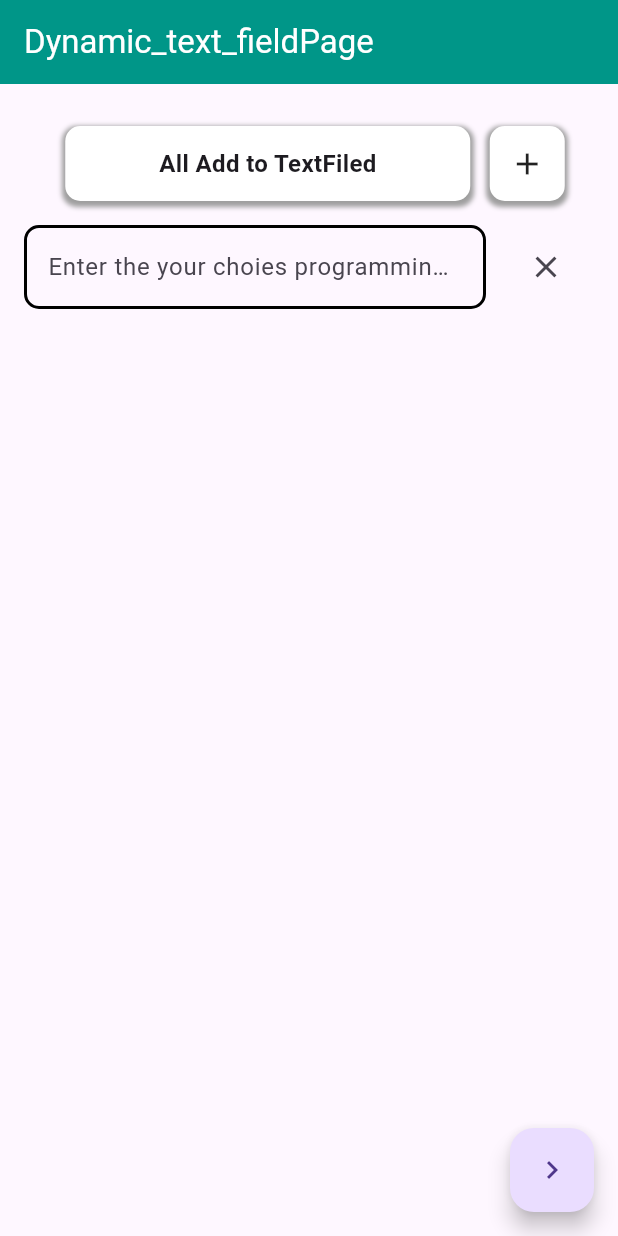
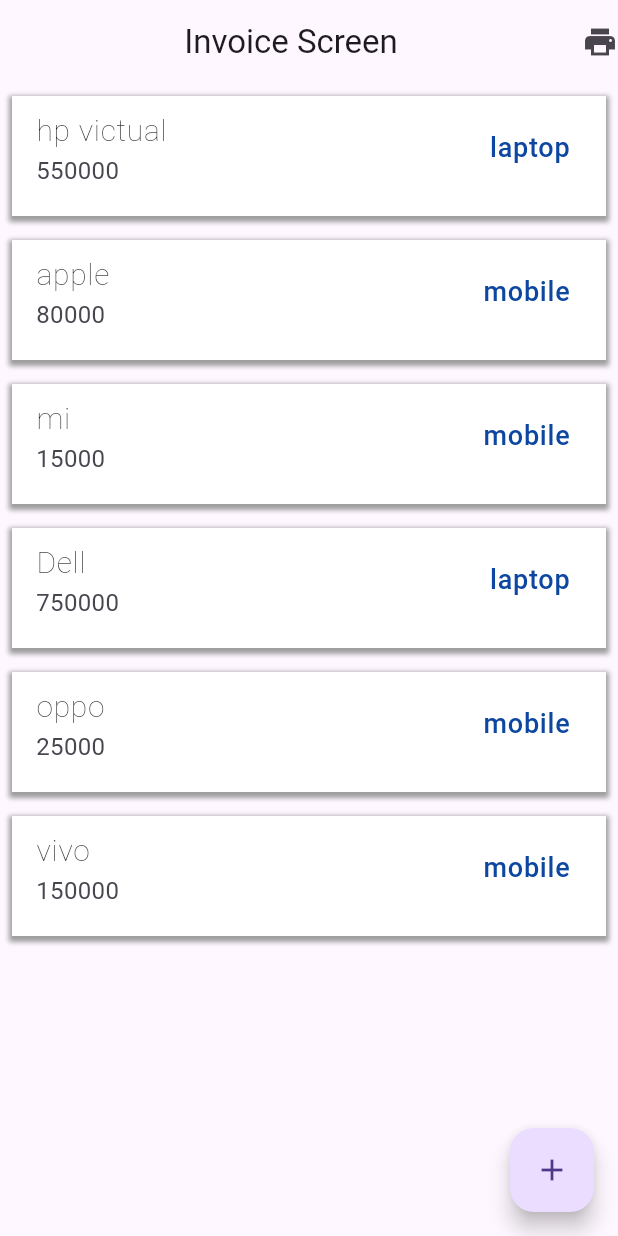
Before and after one commit to Krupaparmar30/resume_app_daily_task, a Flutter app: the screen it shows after launch, on a phone screen of 412 x 824 dp. Run offline on Flutter 3.47's test engine with Material 3 defaults, Android fonts, the phone set to English and light mode, and no system bars; our stand-ins replace image_picker, pdf, printing.

Commit message:
9/5/24 krupa 10/5/24 11/5/24 11-5-24 15/5/24 15-5-24 15--5--24 16/5/24 16-5-24 17/5/2024 18/5/2024 18-5-2024 21/5/24

```diff
--- /dev/null
+++ b/lib/screens/invoice_screen/invoice_screen.dart
@@ -0,0 +1,160 @@
+import 'dart:typed_data';
+
+import 'package:flutter/cupertino.dart';
+import 'package:flutter/material.dart';
+import 'package:pdf/pdf.dart';
+import 'package:pdf/widgets.dart' as pw;
+import 'package:printing/printing.dart';
+
+class invoicePage extends StatefulWidget {
+  const invoicePage({super.key});
+
+  @override
+  State<invoicePage> createState() => _invoicePageState();
+}
+
+class _invoicePageState extends State<invoicePage> {
+  @override
+  Widget build(BuildContext context) {
+    return Scaffold(
+      appBar: AppBar(
+        title: Center(child: Text('Invoice Screen')),
+        actions: [
+          GestureDetector(
+              onTap: () {
+                Navigator.of(context).pushNamed('/print');
+              },
+              child: Icon(Icons.print))
+        ],
+      ),
+      body: SingleChildScrollView(
+        scrollDirection: Axis.vertical,
+        child: Column(
+          children: [
+            ...List.generate(
+                invoiceList.length,
+                (index) => Column(
+                      children: [
+                        Padding(
+                          padding: const EdgeInsets.all(8.0),
+                          child: Container(
+                            height: 80,
+                            width: 500,
+                            decoration:
+                                BoxDecoration(color: Colors.white, boxShadow: [
+                              BoxShadow(
+                                color: Colors.grey,
+                                offset: Offset(0, 2),
+                                blurRadius: 2,
+                                spreadRadius: 2,
+                              )
+                            ]),
+                            child: ListTile(
+                              title: Text(
+                                invoiceList[index].name!,
+                                style: TextStyle(
+                                    fontSize: 20, fontWeight: FontWeight.w100),
+                              ),
+                              subtitle: Text(
+                                invoiceList[index].price!,
+                                style: TextStyle(fontSize: 16),
+                              ),
+                              trailing: Text(
+                                invoiceList[index].catagory!,
+                                style: TextStyle(
+                                    fontSize: 18, color: Colors.blue.shade900),
+                              ),
+                            ),
+                          ),
+                        )
+                      ],
+                    )),
+          ],
+        ),
+      ),
+      floatingActionButton: FloatingActionButton(
+        onPressed: () {
+          setState(() {
+            invoiceList.add(InvoiceModel(
+                name: 'onePlus', price: '250000', catagory: 'mobile'));
+          });
+        },
+        child: Icon(Icons.add),
+      ),
+    );
+  }
+}
+
+List<InvoiceModel> invoiceList = [
+  InvoiceModel(
+    name: 'hp victual',
+    price: '550000',
+    catagory: 'laptop',
+  ),
+  InvoiceModel(
+    name: 'apple',
+    price: '80000',
+    catagory: 'mobile',
+  ),
+  InvoiceModel(
+    name: 'mi',
+    price: '15000',
+    catagory: 'mobile',
+  ),
+  InvoiceModel(
+    name: 'Dell',
+    price: '750000',
+    catagory: 'laptop',
+  ),
+  InvoiceModel(
+    name: 'oppo',
+    price: '25000',
+    catagory: 'mobile',
+  ),
+  InvoiceModel(
+    name: 'vivo',
+    price: '150000',
+    catagory: 'mobile',
+  ),
+];
+
+class InvoiceModel {
+  String? name;
+  String? price;
+  String? catagory;
+
+  InvoiceModel({this.name, this.price, this.catagory});
+}
+
+Future<Uint8List> generatePdf() {
+  final pdf = pw.Document();
+  pdf.addPage(
+    pw.Page(
+        build: (context) => pw.Row(children: [
+              pw.Column(
+                  children: List.generate(
+                invoiceList.length,
+                (index) => pw.Text(
+                    '${invoiceList[index].name},\t\t\t\t\t\t\t\t \n\n\n',
+                    style: pw.TextStyle(
+                      fontSize: 30,
+                    )),
+              )),
+              pw.Column(
+                  children: List.generate(
+                invoiceList.length,
+                (index) => pw.Text(
+                    '${invoiceList[index].price},\t\t\t\t\t\t\t\t \n\n\n',
+                    style: pw.TextStyle(fontSize: 30)),
+              )),
+              pw.Column(
+                  children: List.generate(
+                invoiceList.length,
+                (index) => pw.Text(
+                    '${invoiceList[index].catagory},\t\t\t\t\t\t\t\t \n\n\n',
+                    style: pw.TextStyle(fontSize: 30)),
+              )),
+            ])),
+  );
+  return pdf.save();
+}
--- a/lib/utils/routes.dart
+++ b/lib/utils/routes.dart
@@ -1,3 +1,5 @@
+
+
 
 
 
@@ -11,6 +13,7 @@
 
 
 import 'package:flutter/material.dart';
+import 'package:resume_app_daily_task/pdf/pdf.dart';
 import 'package:resume_app_daily_task/screens/Generate%20Dynamic%20Text%20Field/dynamic_text_field.dart';
 import 'package:resume_app_daily_task/screens/Home_Screens/homepage.dart';
 import 'package:resume_app_daily_task/screens/Redio_cheakbox/redio_cheakbox.dart';
@@ -21,6 +24,7 @@ import 'package:resume_app_daily_task/screens/google_email_password/last.dart';
 import 'package:resume_app_daily_task/screens/google_email_password/password.dart';
 import 'package:resume_app_daily_task/screens/google_email_password/verifctioin.dart';
 import 'package:resume_app_daily_task/screens/image_picker/images_piker.dart';
+import 'package:resume_app_daily_task/screens/invoice_screen/invoice_screen.dart';
 import 'package:resume_app_daily_task/screens/login_screen/login_page.dart';
 import 'package:resume_app_daily_task/screens/login_screen2/login_screen2.dart';
 import 'package:resume_app_daily_task/screens/snekbar/snekbar.dart';
@@ -54,7 +58,11 @@ class AppRoutes{
     // '/':(context)=>redioCheakboxPage(),
 
     //todo -dynamic_text_fieldPage
-    '/':(context)=>dynamic_text_fieldPage(),
+   // '/':(context)=>dynamic_text_fieldPage(),
+
+    //todo - invoice_screen
+    '/':(context)=>invoicePage(),
+    '/print':(context)=>pdfPage()
 
   };
 }
--- a/pubspec.yaml
+++ b/pubspec.yaml
@@ -36,6 +36,8 @@ dependencies:
   # Use with the CupertinoIcons class for iOS style icons.
   cupertino_icons: ^1.0.6
   image_picker: ^1.1.1
+  pdf: ^3.10.8
+  printing: ^5.12.0
 
 dev_dependencies:
   flutter_test:
```
Also changed, not shown: lib/pdf/pdf.dart (added, +26 -0 lines), pubspec.lock, 5 other files.
